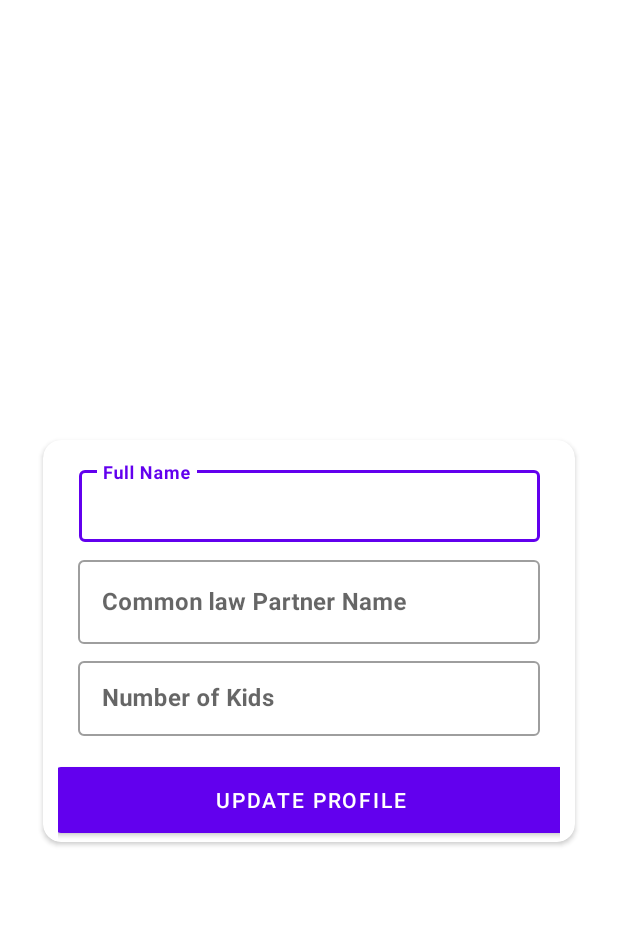
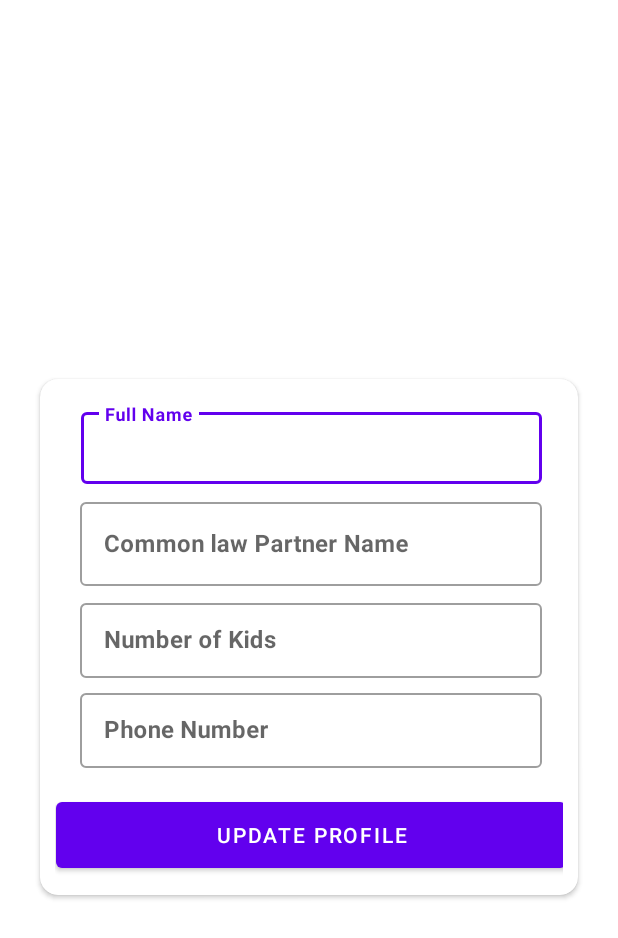
Before and after one commit to harishmashaik/TrustVaccinationApplication, an Android app: the layout activity_profile_complete.xml on its own in the app's theme, with its tools: preview values and no code run, on a phone screen of 412 x 824 dp. Shown: the top 938 px of the screen. Run offline under Robolectric (Android 15) with nearby library versions, the phone set to English and light mode, and no system bars.

Commit message:
Added my profile activity

```diff
--- a/app/src/main/java/com/team4/getvaxi/SignUpActivity.java
+++ b/app/src/main/java/com/team4/getvaxi/SignUpActivity.java
@@ -92,7 +92,7 @@ public class SignUpActivity extends AppCompatActivity {
 //                                                }
 //                                            });
 
-                                    Intent intent = new Intent(context,HomeActivity.class);
+                                    Intent intent = new Intent(context,ProfileCompleteActivity.class);
                                     startActivity(intent);
 
                                     //  updateUI(user);
--- a/app/src/main/res/layout/activity_profile_complete.xml
+++ b/app/src/main/res/layout/activity_profile_complete.xml
@@ -8,8 +8,8 @@
 
     <com.google.android.material.card.MaterialCardView
         android:id="@+id/con_lay_eachitem"
-        android:layout_width="368dp"
-        android:layout_height="285dp"
+        android:layout_width="372dp"
+        android:layout_height="361dp"
         android:background="#C5EADB"
         android:focusable="true"
         app:cardBackgroundColor="@android:color/white"
@@ -28,8 +28,8 @@
         app:layout_constraintVertical_bias="0.528">
 
         <androidx.constraintlayout.widget.ConstraintLayout
-            android:layout_width="match_parent"
-            android:layout_height="match_parent"
+            android:layout_width="341dp"
+            android:layout_height="322dp"
             app:layout_constraintEnd_toEndOf="parent"
             app:layout_constraintHorizontal_bias="0.5"
             app:layout_constraintStart_toStartOf="parent">
@@ -96,6 +96,27 @@
                     android:textStyle="bold" />
             </com.google.android.material.textfield.TextInputLayout>
 
+
+            <com.google.android.material.textfield.TextInputLayout
+                android:id="@+id/textField_phoneNumber"
+                style="@style/Widget.MaterialComponents.TextInputLayout.OutlinedBox"
+                android:layout_width="308dp"
+                android:layout_height="60dp"
+                android:hint="Phone Number"
+                app:layout_constraintBottom_toBottomOf="parent"
+                app:layout_constraintEnd_toEndOf="parent"
+                app:layout_constraintStart_toStartOf="parent"
+                app:layout_constraintTop_toBottomOf="@+id/textField_no_of_kids"
+                app:layout_constraintVertical_bias="0.0">
+
+
+                <com.google.android.material.textfield.TextInputEditText
+                    android:id="@+id/pro_comple_PhoneNumber"
+                    android:layout_width="match_parent"
+                    android:layout_height="50dp"
+                    android:textStyle="bold" />
+            </com.google.android.material.textfield.TextInputLayout>
+
             <Button
                 android:id="@+id/but_update_profile"
                 android:layout_width="340dp"
```
Also changed, not shown: app/src/main/java/com/team4/getvaxi/MyProfileActivity.java (+79 -0 lines), app/src/main/java/com/team4/getvaxi/ProfileCompleteActivity.java (+45 -29 lines), app/src/main/java/com/team4/getvaxi/models/Person.java (+50 -1 lines).
